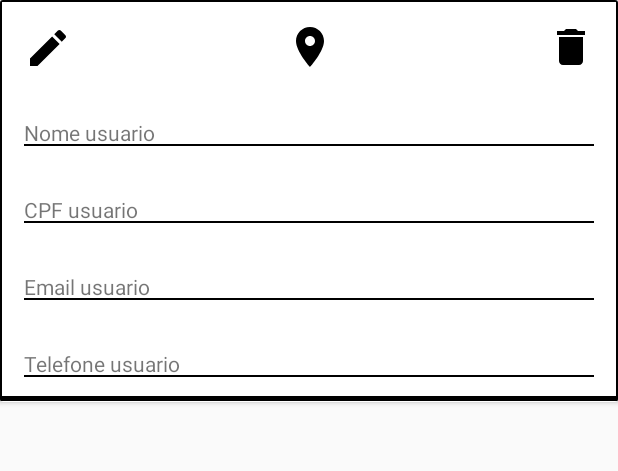
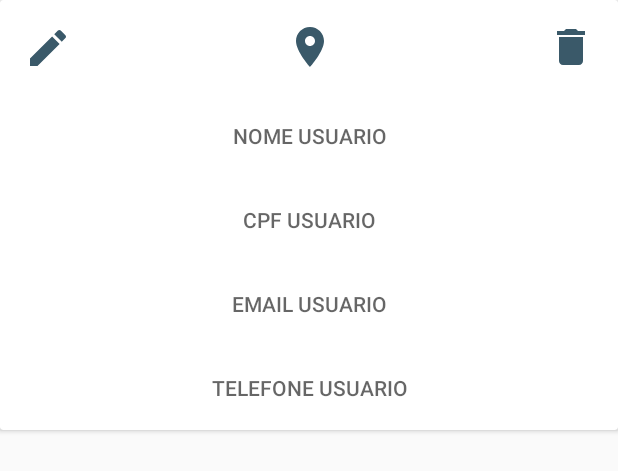
Before and after one commit to LucioDarcon/CRUD_SQLITE, an Android app: the layout recycler_customer.xml on its own in the app's theme, with its tools: preview values and no code run, on a phone screen of 412 x 824 dp. Shown: the top 471 px of the screen. Run offline under Robolectric (Android 15) with nearby library versions, the phone set to English and light mode, and no system bars.

Commit message:
alter color projects

```diff
--- a/app/src/main/res/drawable/ic_delete_black_24dp.xml
+++ b/app/src/main/res/drawable/ic_delete_black_24dp.xml
@@ -1,5 +1,5 @@
-<vector android:height="24dp" android:tint="#000000"
+<vector android:height="32dp" android:tint="#3A5969"
     android:viewportHeight="24.0" android:viewportWidth="24.0"
-    android:width="24dp" xmlns:android="http://schemas.android.com/apk/res/android">
-    <path android:fillColor="#FF000000" android:pathData="M6,19c0,1.1 0.9,2 2,2h8c1.1,0 2,-0.9 2,-2V7H6v12zM19,4h-3.5l-1,-1h-5l-1,1H5v2h14V4z"/>
+    android:width="32dp" xmlns:android="http://schemas.android.com/apk/res/android">
+    <path android:fillColor="#3A5969" android:pathData="M6,19c0,1.1 0.9,2 2,2h8c1.1,0 2,-0.9 2,-2V7H6v12zM19,4h-3.5l-1,-1h-5l-1,1H5v2h14V4z"/>
 </vector>
--- a/app/src/main/res/drawable/ic_edit_black_24dp.xml
+++ b/app/src/main/res/drawable/ic_edit_black_24dp.xml
@@ -1,9 +1,9 @@
 <vector xmlns:android="http://schemas.android.com/apk/res/android"
-        android:width="24dp"
-        android:height="24dp"
+        android:width="32dp"
+        android:height="32dp"
         android:viewportWidth="24.0"
         android:viewportHeight="24.0">
     <path
-        android:fillColor="#FF000000"
+        android:fillColor="#3A5969"
         android:pathData="M3,17.25V21h3.75L17.81,9.94l-3.75,-3.75L3,17.25zM20.71,7.04c0.39,-0.39 0.39,-1.02 0,-1.41l-2.34,-2.34c-0.39,-0.39 -1.02,-0.39 -1.41,0l-1.83,1.83 3.75,3.75 1.83,-1.83z"/>
 </vector>
--- a/app/src/main/res/drawable/ic_location_on_black_24dp.xml
+++ b/app/src/main/res/drawable/ic_location_on_black_24dp.xml
@@ -1,9 +1,9 @@
 <vector xmlns:android="http://schemas.android.com/apk/res/android"
-        android:width="24dp"
-        android:height="24dp"
+        android:width="32dp"
+        android:height="32dp"
         android:viewportWidth="24.0"
         android:viewportHeight="24.0">
     <path
-        android:fillColor="#FF000000"
+        android:fillColor="#3A5969"
         android:pathData="M12,2C8.13,2 5,5.13 5,9c0,5.25 7,13 7,13s7,-7.75 7,-13c0,-3.87 -3.13,-7 -7,-7zM12,11.5c-1.38,0 -2.5,-1.12 -2.5,-2.5s1.12,-2.5 2.5,-2.5 2.5,1.12 2.5,2.5 -1.12,2.5 -2.5,2.5z"/>
 </vector>
--- a/app/src/main/res/layout/activity_register.xml
+++ b/app/src/main/res/layout/activity_register.xml
@@ -89,7 +89,7 @@
             android:layout_width="match_parent"
             android:layout_height="wrap_content"
             android:layout_margin="16dp"
-            android:background="@color/colorSecondary"
+            android:background="@drawable/bg_btn"
             android:text="@string/ok" />
 
     </LinearLayout>
--- a/app/src/main/res/layout/add_customer_fragment.xml
+++ b/app/src/main/res/layout/add_customer_fragment.xml
@@ -92,12 +92,13 @@
 
             <androidx.appcompat.widget.AppCompatButton
                 android:id="@+id/btnSaveCustomer"
-                android:layout_width="wrap_content"
+                android:layout_width="match_parent"
                 android:layout_height="wrap_content"
                 android:layout_below="@+id/layoutCpfCustomer"
                 android:layout_centerHorizontal="true"
-                android:background="@color/colorSecondary"
+                android:background="@drawable/bg_btn_radius"
                 android:text="@string/salvar"
+                android:layout_margin="16dp"
                 android:textColor="@color/white"
                 android:theme="@style/Widget.AppCompat.Button.Borderless" />
         </RelativeLayout>
--- a/app/src/main/res/layout/recycler_customer.xml
+++ b/app/src/main/res/layout/recycler_customer.xml
@@ -3,13 +3,13 @@
     xmlns:app="http://schemas.android.com/apk/res-auto"
     xmlns:tools="http://schemas.android.com/tools"
     android:layout_width="match_parent"
+    android:layout_marginBottom="16dp"
     android:layout_height="wrap_content">
 
 
     <RelativeLayout
         android:id="@+id/recyclerViewAllCustomer"
         android:layout_width="match_parent"
-        android:background="@drawable/border"
         android:layout_height="wrap_content">
 
 
@@ -21,8 +21,8 @@
 
             <ImageView
                 android:id="@+id/imgEditCustomer"
-                android:layout_width="32dp"
-                android:layout_height="32dp"
+                android:layout_width="wrap_content"
+                android:layout_height="wrap_content"
                 android:src="@drawable/ic_edit_black_24dp"
                 android:layout_margin="16dp"
                 android:layout_alignParentLeft="true"
@@ -30,8 +30,8 @@
 
             <ImageView
                 android:id="@+id/imgAddressCustomer"
-                android:layout_width="32dp"
-                android:layout_height="32dp"
+                android:layout_width="wrap_content"
+                android:layout_height="wrap_content"
                 android:layout_toLeftOf="@+id/imgDeleteCustomer"
                 android:src="@drawable/ic_location_on_black_24dp"
                 android:layout_toRightOf="@+id/imgEditCustomer"
@@ -39,8 +39,8 @@
 
             <ImageView
                 android:id="@+id/imgDeleteCustomer"
-                android:layout_width="32dp"
-                android:layout_height="32dp"
+                android:layout_width="wrap_content"
+                android:layout_height="wrap_content"
                 android:layout_alignParentRight="true"
                 android:src="@drawable/ic_delete_black_24dp"
                 android:layout_margin="15dp" />
@@ -50,11 +50,8 @@
                 android:layout_width="match_parent"
                 android:layout_height="wrap_content"
                 android:layout_below="@+id/imgAddressCustomer"
-                android:layout_gravity="right"
-                android:layout_margin="16dp"
-                android:layout_marginTop="-32dp"
-                android:background="@drawable/border_bottom"
-                android:gravity="center|left"
+                android:gravity="center"
+                style="@style/Widget.AppCompat.Light.ActionBar.TabText"
                 android:text="@string/nome_usuario" />
 
 
@@ -62,10 +59,9 @@
                 android:id="@+id/itemCustomerCpf"
                 android:layout_width="match_parent"
                 android:layout_height="wrap_content"
-                android:background="@drawable/border_bottom"
                 android:layout_below="@+id/itemCustomerName"
-                android:layout_margin="16dp"
-                android:gravity="center|left"
+                style="@style/Widget.AppCompat.Light.ActionBar.TabText"
+                android:gravity="center"
                 android:text="@string/cpf_usuario" />
 
         </RelativeLayout>
@@ -80,19 +76,21 @@
                 android:id="@+id/itemCustomerEmail"
                 android:layout_width="match_parent"
                 android:layout_height="wrap_content"
-                android:layout_margin="16dp"
-                android:background="@drawable/border_bottom"
-                android:text="@string/email_usuario" />
+                android:gravity="center"
+                android:text="@string/email_usuario"
+                style="@style/Widget.AppCompat.Light.ActionBar.TabText"
+                />
 
 
             <androidx.appcompat.widget.AppCompatTextView
                 android:id="@+id/itemCustomerTelephone"
                 android:layout_width="match_parent"
                 android:layout_height="wrap_content"
-                android:layout_margin="16dp"
-                android:background="@drawable/border_bottom"
+                android:gravity="center"
                 android:layout_below="@+id/itemCustomerEmail"
-                android:text="@string/telefone_usuario" />
+                android:text="@string/telefone_usuario"
+                style="@style/Widget.AppCompat.Light.ActionBar.TabText"
+                />
 
         </RelativeLayout>
 
--- a/app/src/main/res/layout/search_customer_fragment.xml
+++ b/app/src/main/res/layout/search_customer_fragment.xml
@@ -6,9 +6,7 @@
     android:layout_width="match_parent"
     android:layout_height="wrap_content"
     android:layout_marginTop="?attr/actionBarSize"
-    android:layout_marginBottom="16dp"
-    android:layout_marginLeft="16dp"
-    android:layout_marginRight="16dp">
+    android:layout_marginBottom="16dp">
 
 
     <androidx.recyclerview.widget.RecyclerView
--- a/app/src/main/res/values/colors.xml
+++ b/app/src/main/res/values/colors.xml
@@ -1,8 +1,8 @@
 <?xml version="1.0" encoding="utf-8"?>
 <resources>
-    <color name="colorPrimary">#203241</color>
-    <color name="colorSecondary">#393795</color>
-    <color name="colorAccent">#006064</color>
+    <color name="colorPrimary">#1D3244</color>
+    <color name="colorSecondary">#3CA25F</color>
+    <color name="colorAccent">#3A5969</color>
 
     <color name="white">#FFFFFF</color>
     <color name="black">#000000</color>
--- a/app/src/main/res/values/styles.xml
+++ b/app/src/main/res/values/styles.xml
@@ -12,4 +12,5 @@
     </style>
 
 
+
 </resources>
```
Also changed, not shown: app/src/main/res/drawable/bg_btn.xml (added, +17 -0 lines), app/src/main/res/drawable/bg_btn_radius.xml (added, +18 -0 lines).
